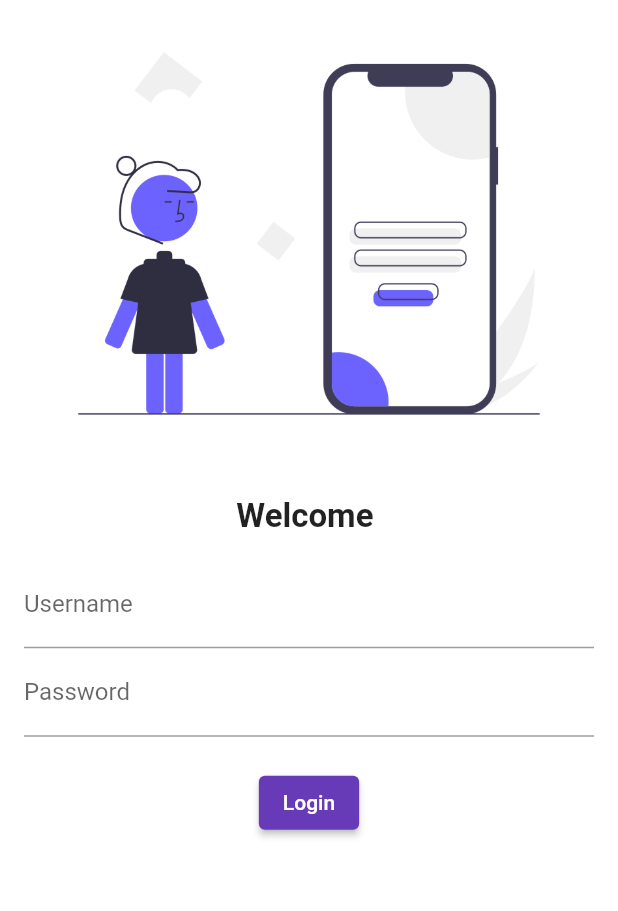
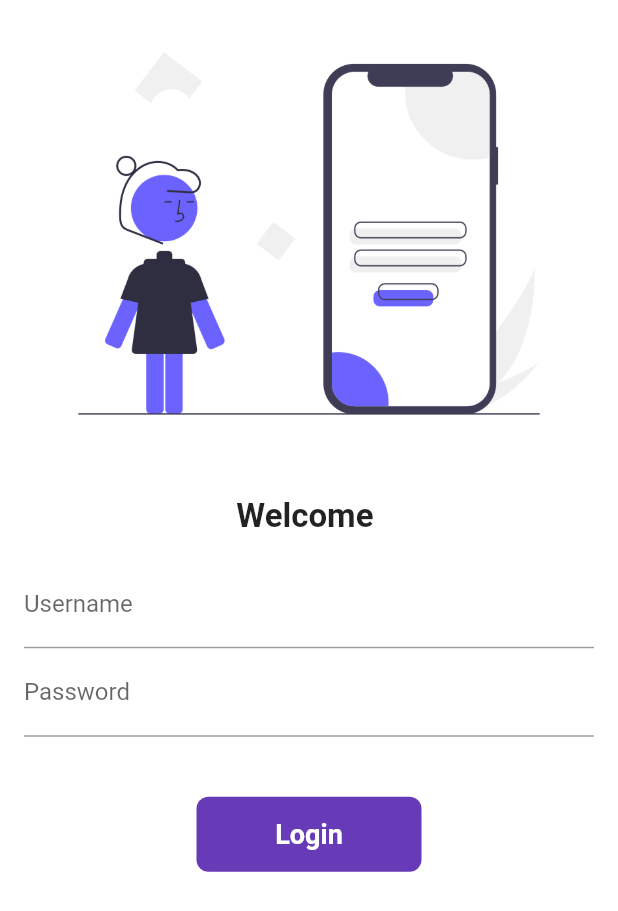
Before and after one commit to priyanshu2401/demo-app-flutter, a Flutter app: the screen it shows after launch, on a phone screen of 412 x 824 dp. Shown: the top 911 px of the screen. Run offline on Flutter 3.47's test engine with Material 2 defaults, Android fonts, the phone set to English and light mode, and no system bars.

Commit message:
day7 completed

```diff
--- a/lib/pages/login_page.dart
+++ b/lib/pages/login_page.dart
@@ -8,6 +8,7 @@ class LoginPage extends StatefulWidget {
 
 class _LoginPageState extends State<LoginPage> {
   String name = "";
+  bool changeButton = false;
 
   @override
   Widget build(BuildContext context) {
@@ -51,15 +52,47 @@ class _LoginPageState extends State<LoginPage> {
                   ),
                 ),
                 SizedBox(
-                  height: 20.0,
+                  height: 40.0,
                 ),
-                ElevatedButton(
-                  child: Text("Login"),
-                  style: TextButton.styleFrom(),
-                  onPressed: () {
+
+                InkWell(
+                  onTap: () async{
+                    setState(() {
+                      changeButton = true;
+                    });
+                    await Future.delayed(Duration(seconds: 1));
                     Navigator.pushNamed(context, MyRoutes.homeRoute);
                   },
+                  child: AnimatedContainer(
+                    duration: Duration(seconds: 1),
+                    width: changeButton ? 50 : 150,
+                    height: 50,
+                    alignment: Alignment.center,
+                    child: changeButton
+                            ? Icon(
+                                Icons.done,
+                                color: Colors.white,
+                              )
+                            : Text(
+                                "Login",
+                                style: TextStyle(
+                                    color: Colors.white,
+                                    fontWeight: FontWeight.bold,
+                                    fontSize: 18),
+                              ),
+                    decoration: BoxDecoration(
+                      color: Colors.deepPurple,
+                      borderRadius: BorderRadius.circular(changeButton ? 50 : 8),
+                    ),
                   ),
+                ),
+                // ElevatedButton(
+                //   child: Text("Login"),
+                //   style: TextButton.styleFrom(),
+                //   onPressed: () {
+                //     Navigator.pushNamed(context, MyRoutes.homeRoute);
+                //   },
+                //   ),
               ],
             ),
           ),
```
